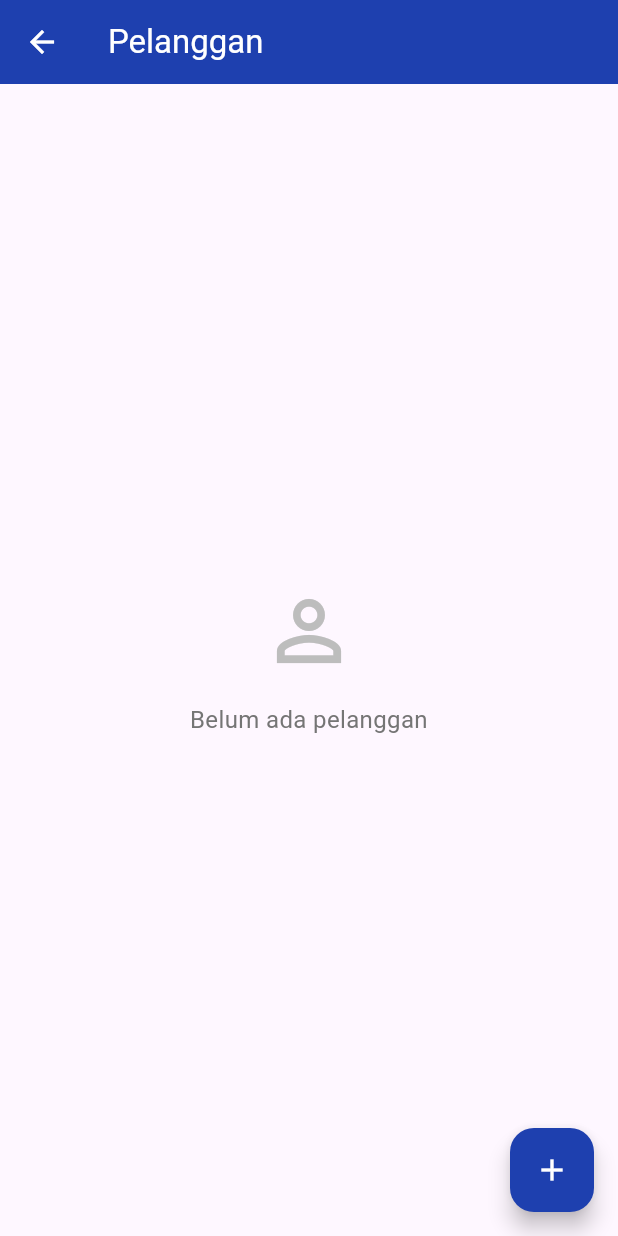
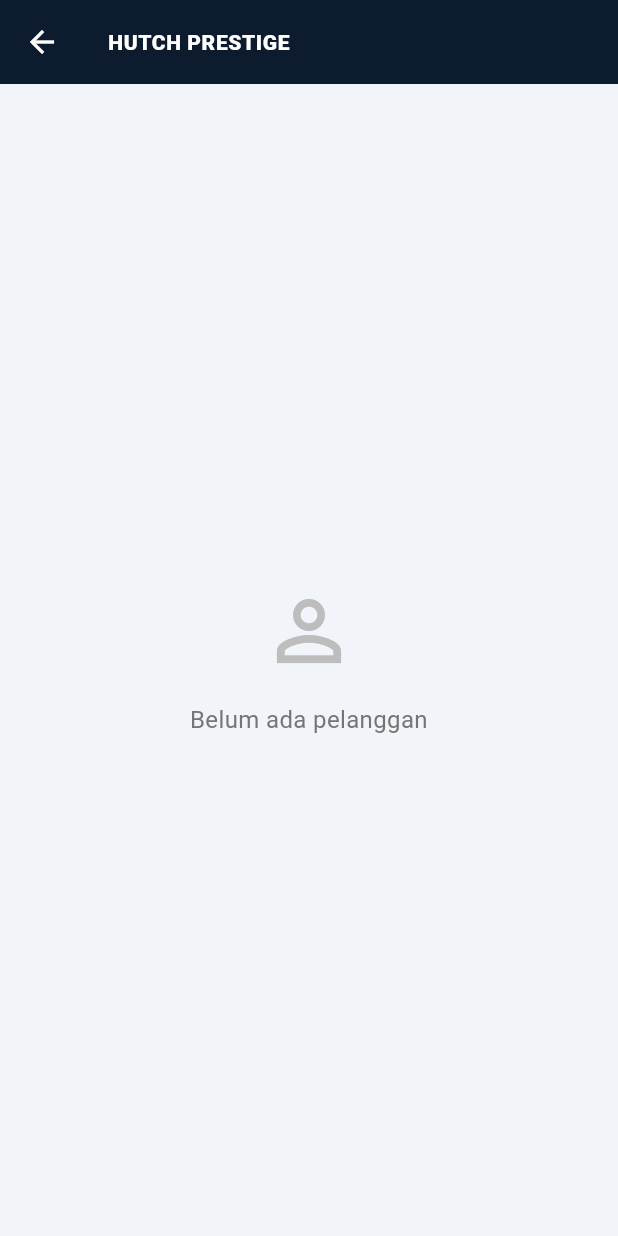
Before and after one commit to byedriand/hutch_id_Kelompok2, a Flutter app: the PelangganListScreen screen opened by its route, on a phone screen of 412 x 824 dp. Run offline on Flutter 3.47's test engine with Material 3 defaults, Android fonts, the phone set to English and light mode, and no system bars; our stand-ins replace shared_preferences; accounts and stored records are empty; network calls fail.

Commit message:
feat(pelanggan): modernize pelanggan list, detail, and form screens with new styling

```diff
--- a/hutch_id_Mobile/lib/screens/pelanggan/pelanggan_detail_screen.dart
+++ b/hutch_id_Mobile/lib/screens/pelanggan/pelanggan_detail_screen.dart
@@ -32,10 +32,23 @@
     final dateFormat = DateFormat('dd MMMM yyyy HH:mm', 'id_ID');
 
     return Scaffold(
+      backgroundColor: const Color(0xFFF1F5F9),
       appBar: AppBar(
-        title: const Text('Detail Pelanggan'),
+        title: const Text(
+          'Detail Pelanggan',
+          style: TextStyle(
+            fontSize: 15,
+            fontWeight: FontWeight.w800,
+            color: Colors.white,
+          ),
+        ),
+        elevation: 0,
+        backgroundColor: const Color(0xFF0d1b2e),
+        foregroundColor: Colors.white,
+        iconTheme: const IconThemeData(color: Colors.white),
         actions: [
           PopupMenuButton(
+            iconColor: Colors.white,
             itemBuilder: (context) => [
               PopupMenuItem(
                 child: const Text('Edit'),
--- a/hutch_id_Mobile/lib/screens/pelanggan/pelanggan_form_screen.dart
+++ b/hutch_id_Mobile/lib/screens/pelanggan/pelanggan_form_screen.dart
@@ -139,10 +139,20 @@
   @override
   Widget build(BuildContext context) {
     return Scaffold(
+      backgroundColor: const Color(0xFFF1F5F9),
       appBar: AppBar(
         title: Text(
           widget.pelangganId != null ? 'Edit Pelanggan' : 'Tambah Pelanggan',
+          style: const TextStyle(
+            fontSize: 15,
+            fontWeight: FontWeight.w800,
+            color: Colors.white,
+          ),
         ),
+        elevation: 0,
+        backgroundColor: const Color(0xFF0d1b2e),
+        foregroundColor: Colors.white,
+        iconTheme: const IconThemeData(color: Colors.white),
       ),
       body: Consumer<PelangganProvider>(
         builder: (context, pelangganProvider, _) {
--- a/hutch_id_Mobile/lib/screens/pelanggan/pelanggan_list_screen.dart
+++ b/hutch_id_Mobile/lib/screens/pelanggan/pelanggan_list_screen.dart
@@ -42,11 +42,21 @@
     final canManage = userRole != 'operator_gudang';
 
     return Scaffold(
+      backgroundColor: const Color(0xFFF1F5F9),
       appBar: AppBar(
-        title: const Text('Pelanggan'),
+        title: const Text(
+          'HUTCH PRESTIGE',
+          style: TextStyle(
+            fontSize: 14,
+            fontWeight: FontWeight.w900,
+            color: Colors.white,
+            letterSpacing: 0.4,
+          ),
+        ),
         elevation: 0,
-        backgroundColor: const Color(0xFF1e40af),
+        backgroundColor: const Color(0xFF0d1b2e),
         foregroundColor: Colors.white,
+        iconTheme: const IconThemeData(color: Colors.white),
       ),
       body: Consumer<PelangganProvider>(
         builder: (context, pelangganProvider, _) {
@@ -76,6 +86,89 @@
 
           return RefreshIndicator(
             onRefresh: () => pelangganProvider.fetchPelanggan(),
+            child: Column(
+              children: [
+                // Header Section - Blue Gradient
+                Container(
+                  width: double.infinity,
+                  padding: const EdgeInsets.fromLTRB(20, 20, 20, 24),
+                  decoration: const BoxDecoration(
+                    gradient: LinearGradient(
+                      begin: Alignment.topLeft,
+                      end: Alignment.bottomRight,
+                      colors: [Color(0xFF1e40af), Color(0xFF2563eb)],
+                    ),
+                  ),
+                  child: Row(
+                    children: [
+                      Container(
+                        padding: const EdgeInsets.all(10),
+                        decoration: BoxDecoration(
+                          color: Colors.white.withValues(alpha: 0.2),
+                          borderRadius: BorderRadius.circular(12),
+                        ),
+                        child: const Icon(
+                          Icons.people_rounded,
+                          color: Colors.white,
+                          size: 26,
+                        ),
+                      ),
+                      const SizedBox(width: 14),
+                      Expanded(
+                        child: Column(
+                          crossAxisAlignment: CrossAxisAlignment.start,
+                          children: [
+                            const Text(
+                              'Data Pelanggan',
+                              style: TextStyle(
+                                color: Colors.white,
+                                fontSize: 20,
+                                fontWeight: FontWeight.w900,
+                                letterSpacing: 0.3,
+                              ),
+                            ),
+                            const SizedBox(height: 3),
+                            Text(
+                              'Total ${pelangganProvider.pelangganList.length} pelanggan',
+                              style: TextStyle(
+                                color: Colors.white.withValues(alpha: 0.8),
+                                fontSize: 12,
+                                fontWeight: FontWeight.w500,
+                              ),
+                            ),
+                          ],
+                        ),
+                      ),
+                      if (canManage)
+                        GestureDetector(
+                          onTap: () => Navigator.pushNamed(context, '/pelanggan-form'),
+                          child: Container(
+                            padding: const EdgeInsets.symmetric(horizontal: 14, vertical: 8),
+                            decoration: BoxDecoration(
+                              color: Colors.white,
+                              borderRadius: BorderRadius.circular(10),
+                            ),
+                            child: const Row(
+                              mainAxisSize: MainAxisSize.min,
+                              children: [
+                                Icon(Icons.add_rounded, size: 18, color: Color(0xFF1e40af)),
+                                SizedBox(width: 4),
+                                Text(
+                                  'Tambah',
+                                  style: TextStyle(
+                                    fontSize: 12,
+                                    fontWeight: FontWeight.w700,
+                                    color: Color(0xFF1e40af),
+                                  ),
+                                ),
+                              ],
+                            ),
+                          ),
+                        ),
+                    ],
+                  ),
+                ),
+                Expanded(
                   child: ListView.builder(
                     padding: const EdgeInsets.all(16),
                     itemCount: pelangganProvider.pelangganList.length,
@@ -100,18 +193,12 @@
                       );
                     },
                   ),
+                ),
+              ],
+            ),
           );
         },
       ),
-      floatingActionButton: canManage
-          ? FloatingActionButton(
-              onPressed: () {
-                Navigator.pushNamed(context, '/pelanggan-form');
-              },
-              backgroundColor: const Color(0xFF1e40af),
-              child: const Icon(Icons.add, color: Colors.white),
-            )
-          : null,
     );
   }
 
```
Lines whose indentation alone changed are shown as unchanged.
